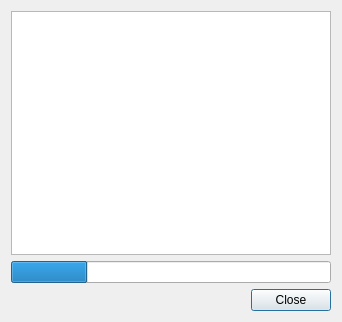
Old version of the form gui/dlgacctest.ui in the repository ensisoft/newsflash-plus.
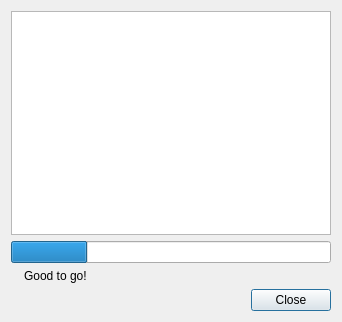
New version of the form. Icons and pictures are not drawn.

```diff
--- a/gui/dlgacctest.ui
+++ b/gui/dlgacctest.ui
@@ -27,6 +27,42 @@
      </property>
     </widget>
    </item>
+   <item>
+    <layout class="QHBoxLayout" name="horizontalLayout_2">
+     <item>
+      <widget class="QLabel" name="lblIcon">
+       <property name="sizePolicy">
+        <sizepolicy hsizetype="Maximum" vsizetype="Preferred">
+         <horstretch>0</horstretch>
+         <verstretch>0</verstretch>
+        </sizepolicy>
+       </property>
+       <property name="text">
+        <string/>
+       </property>
+       <property name="pixmap">
+        <pixmap resource="resource.qrc">:/resource/png/success.png</pixmap>
+       </property>
+      </widget>
+     </item>
+     <item>
+      <widget class="QLabel" name="lblMessage">
+       <property name="text">
+        <string>Good to go!</string>
+       </property>
+       <property name="textFormat">
+        <enum>Qt::PlainText</enum>
+       </property>
+       <property name="scaledContents">
+        <bool>false</bool>
+       </property>
+       <property name="alignment">
+        <set>Qt::AlignLeading|Qt::AlignLeft|Qt::AlignVCenter</set>
+       </property>
+      </widget>
+     </item>
+    </layout>
+   </item>
    <item>
     <layout class="QHBoxLayout" name="horizontalLayout">
      <item>
```
Left out of the diff: 4 changed lines with no effect on the pictures.
